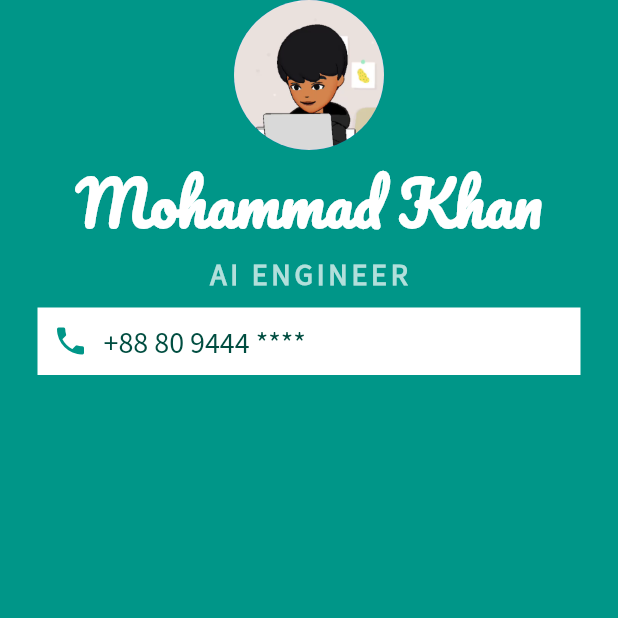
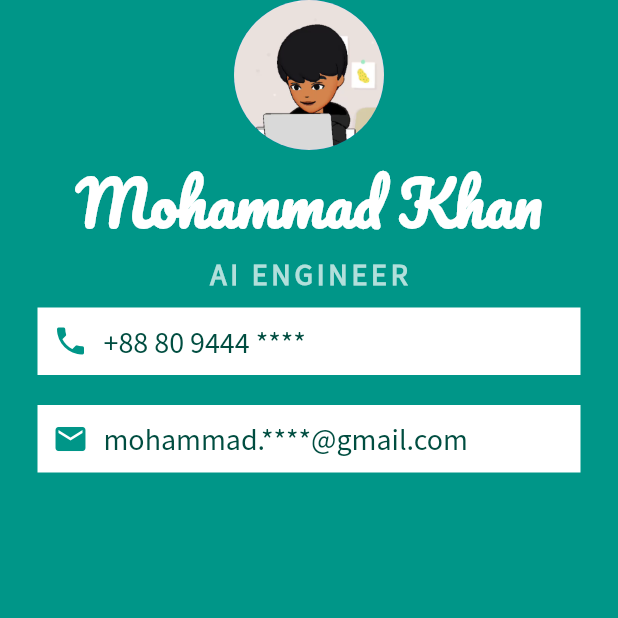
Before and after one commit to md-bd/flutter-projects, a Flutter app: the screen it shows after launch, on a phone screen of 412 x 824 dp, the top half of it. Run offline on Flutter 3.47's test engine with Material 2 defaults, Android fonts, the phone set to English and light mode, and no system bars.

Commit message:
challenge: email card added

```diff
--- a/CourseApplications/mi_card_flutter/lib/main.dart
+++ b/CourseApplications/mi_card_flutter/lib/main.dart
@@ -65,6 +65,30 @@ class MyApp extends StatelessWidget {
                   ],
                 ),
               ),
+              Container(
+                color: Colors.white,
+                padding: EdgeInsets.all(10),
+                margin: EdgeInsets.symmetric(vertical: 10, horizontal: 25),
+                child: Row(
+                  children: [
+                    Icon(
+                      Icons.email,
+                      color: Colors.teal,
+                    ),
+                    SizedBox(
+                      width: 10,
+                    ),
+                    Text(
+                      'mohammad.****@gmail.com',
+                      style: TextStyle(
+                        color: Colors.teal.shade900,
+                        fontFamily: 'SourceSansPro',
+                        fontSize: 20,
+                      ),
+                    ),
+                  ],
+                ),
+              ),
             ],
           ),
         ),
```
